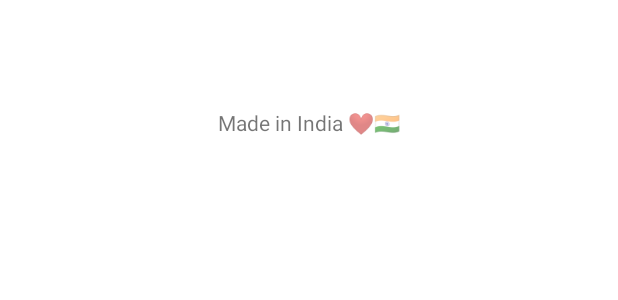
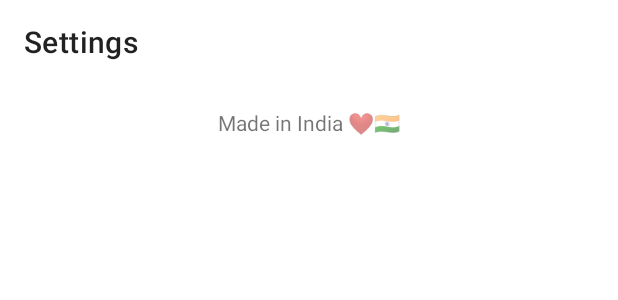
Before and after one commit to captainAyan/location-share, an Android app: the layout activity_settings.xml on its own in the app's theme, with its tools: preview values and no code run, on a phone screen of 412 x 824 dp. Shown: the top 300 px of the screen. Run offline under Robolectric (Android 15) with nearby library versions, the phone set to English and light mode, and no system bars.

Commit message:
toolbar title declared in layout xml

```diff
--- a/android/app/src/main/java/com/github/captainayan/locationshare/android/ChooseFriendActivity.kt
+++ b/android/app/src/main/java/com/github/captainayan/locationshare/android/ChooseFriendActivity.kt
@@ -45,7 +45,6 @@ class ChooseFriendActivity: AppCompatActivity() {
 
         toolbar = findViewById<View>(R.id.topAppBar) as MaterialToolbar
         setSupportActionBar(toolbar)
-        supportActionBar?.title = "Choose A Friend"
         supportActionBar?.setDisplayHomeAsUpEnabled(true)
         toolbar.setNavigationOnClickListener { this@ChooseFriendActivity.finish() }
     }
--- a/android/app/src/main/java/com/github/captainayan/locationshare/android/MapsActivity.kt
+++ b/android/app/src/main/java/com/github/captainayan/locationshare/android/MapsActivity.kt
@@ -62,7 +62,6 @@ class MapsActivity : AppCompatActivity(), OnMapReadyCallback {
 
         toolbar = findViewById<View>(R.id.topAppBar) as MaterialToolbar
         setSupportActionBar(toolbar)
-        supportActionBar?.title = "Tracking Friend"
         supportActionBar?.setDisplayHomeAsUpEnabled(true)
         toolbar.setNavigationOnClickListener { this@MapsActivity.finish() }
 
--- a/android/app/src/main/java/com/github/captainayan/locationshare/android/SettingsActivity.kt
+++ b/android/app/src/main/java/com/github/captainayan/locationshare/android/SettingsActivity.kt
@@ -21,7 +21,6 @@ class SettingsActivity: AppCompatActivity() {
 
         toolbar = findViewById<View>(R.id.topAppBar) as MaterialToolbar
         setSupportActionBar(toolbar)
-        supportActionBar?.title = "Settings"
         supportActionBar?.setDisplayHomeAsUpEnabled(true)
         toolbar.setNavigationOnClickListener { this@SettingsActivity.finish() }
 
--- a/android/app/src/main/res/layout/activity_choose_friend.xml
+++ b/android/app/src/main/res/layout/activity_choose_friend.xml
@@ -18,7 +18,8 @@
         <com.google.android.material.appbar.MaterialToolbar
             android:id="@+id/topAppBar"
             android:layout_width="match_parent"
-            android:layout_height="?attr/actionBarSize"/>
+            android:layout_height="?attr/actionBarSize"
+            app:title="Choose A Friend"/>
     </com.google.android.material.appbar.AppBarLayout>
 
     <TextView
--- a/android/app/src/main/res/layout/activity_maps.xml
+++ b/android/app/src/main/res/layout/activity_maps.xml
@@ -5,7 +5,7 @@
     xmlns:tools="http://schemas.android.com/tools"
     android:layout_width="match_parent"
     android:layout_height="match_parent"
-    tools:context=".ChooseFriendActivity">
+    tools:context=".MapsActivity">
 
     <com.google.android.material.appbar.AppBarLayout
         android:id="@+id/appBarLayout"
@@ -19,7 +19,8 @@
         <com.google.android.material.appbar.MaterialToolbar
             android:id="@+id/topAppBar"
             android:layout_width="match_parent"
-            android:layout_height="?attr/actionBarSize"/>
+            android:layout_height="?attr/actionBarSize"
+            app:title="Tracking Friend"/>
     </com.google.android.material.appbar.AppBarLayout>
 
 
--- a/android/app/src/main/res/layout/activity_settings.xml
+++ b/android/app/src/main/res/layout/activity_settings.xml
@@ -17,7 +17,8 @@
         <com.google.android.material.appbar.MaterialToolbar
             android:id="@+id/topAppBar"
             android:layout_width="match_parent"
-            android:layout_height="?attr/actionBarSize" />
+            android:layout_height="?attr/actionBarSize"
+            app:title="Settings"/>
     </com.google.android.material.appbar.AppBarLayout>
 
 
```
